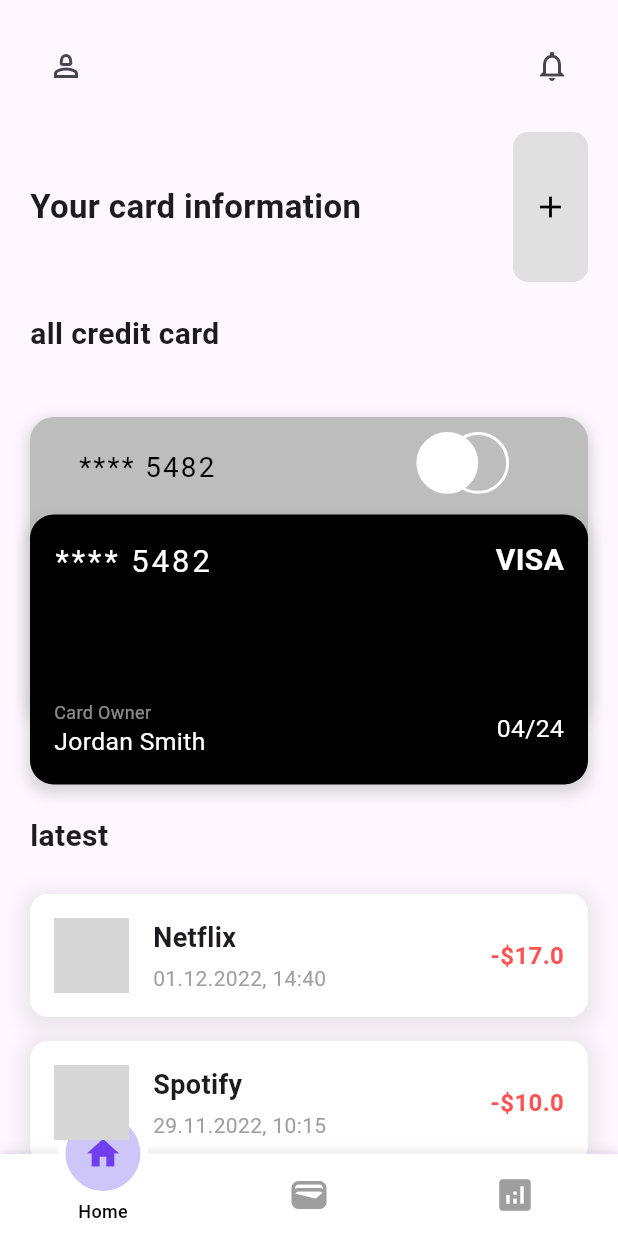
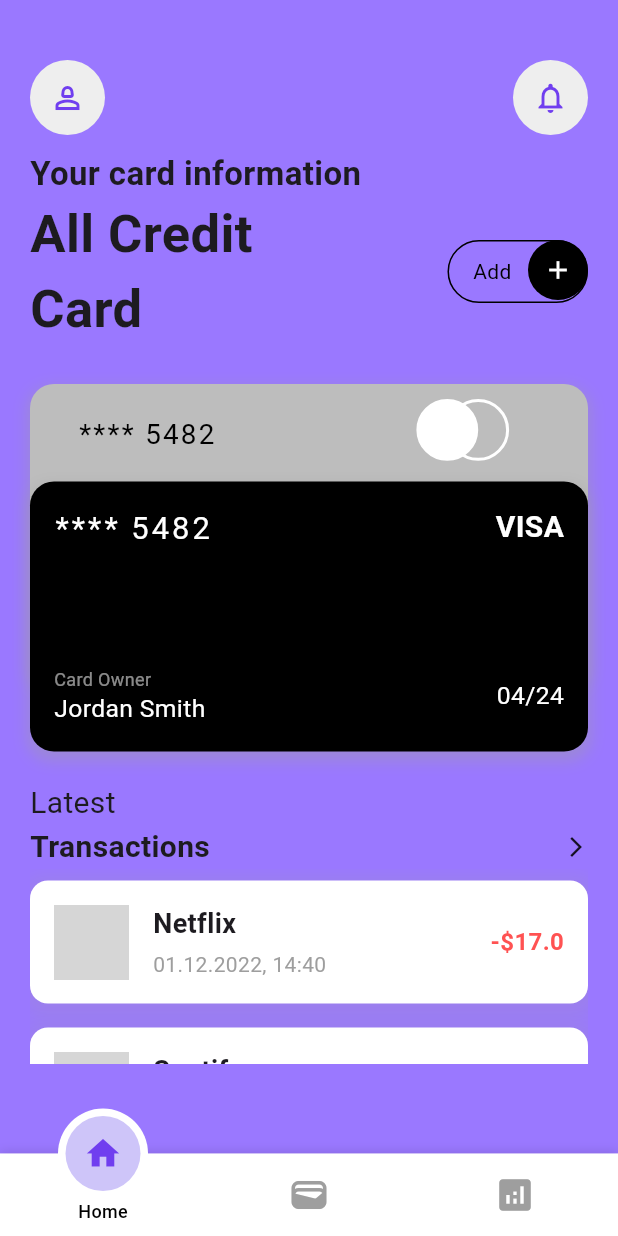
Before and after one commit to myaasiinh/banking_app, a Flutter app: the screen it shows after launch, on a phone screen of 412 x 824 dp. Run offline on Flutter 3.47's test engine with Material 3 defaults, Android fonts, the phone set to English and light mode, and no system bars; drawn by our look-alikes of motion_tab_bar_v2; our stand-ins replace fl_chart; grey boxes are pictures that could not be loaded.

Commit message:
improve all element, but not yet finish in rounder corner in card

```diff
--- a/lib/core/constants/string.dart
+++ b/lib/core/constants/string.dart
@@ -3,44 +3,44 @@ class StringText {
   static const String yourcardinfo =
       'Your card information';
       static const String allcreditcard =
-      'all credit card';
+      'All Credit Card';
       static const String add =
-      'add';
+      'Sdd';
       static const String visa =
-      'visa';
+      'Visa';
       static const String yourcardowner =
-      'your card owner';
+      'Your Card Owner';
       static const String latest =
-      'latest';
+      'Latest';
       static const String transactions =
-      'transactions';
+      'Transactions';
       static const String creditcard =
-      'creditcard';
+      'Credit Card';
       static const String totalbalance =
-      'totalbalance';
+      'Total Balance';
       static const String lastreceipent =
-      'lastreceipent';
+      'Last Receipent';
       static const String sendto =
-      'sendto';
+      'Send To';
       static const String optimizeperformance =
-      'optimizeperformance';
+      'Optimize Performance';
       static const String history =
-      'history';
+      'History';
       static const String income =
-      'income';
+      'Income';
       static const String outcome =
-      'outcome';
+      'Outcome';
            static const String daily =
-      'daily';
+      'Daily';
            static const String weekly =
-      'weekly';
+      'Weekly';
            static const String januari2003 =
       'januari2003';
            static const String februari2003 =
       'februari2003';
            static const String now =
-      'now';
+      'Now';
            static const String usd =
-      'usd';
+      'USD';
 
 }
--- a/lib/features/home/home_screen.dart
+++ b/lib/features/home/home_screen.dart
@@ -1,3 +1,4 @@
+import 'package:banking_app/core/constants/colors.dart';
 import 'package:banking_app/core/constants/string.dart';
 import 'package:flutter/material.dart';
 import 'package:banking_app/core/global_component/flutter_package.dart';
@@ -11,18 +12,19 @@ class HomeScreen extends StatelessWidget {
 
   @override
   Widget build(BuildContext context) {
-    final List<Transaction> transactions = TransactionData.getTransactions(); // Fetching dummy transactions
+    final List<Transaction> transactions =
+        TransactionData.getTransactions(); // Fetching dummy transactions
 
     return BaseWidgetContainer(
+      backgroundColor: ColorUtils.purpleIllusionist,
       actvateScroll: true,
       body: Column(
         crossAxisAlignment: CrossAxisAlignment.start,
         children: [
-          const SizedBox(height: 20),
+          const SizedBox(height: 40),
           _buildHeader(), // Top header
-          const SizedBox(height: 20),
+          const SizedBox(height: 10),
           _buildAfterHeader(),
-          const SizedBox(height: 20),
           _buildCreditCardsSection(), // Section for cards
           const SizedBox(height: 20),
           _buildTransactionsSection(transactions), // Section for transactions
@@ -37,13 +39,33 @@ class HomeScreen extends StatelessWidget {
       child: Row(
         mainAxisAlignment: MainAxisAlignment.spaceBetween,
         children: [
-          IconButton(
+          // Icon with rounded corner container
+          Container(
+            height: 50,
+            width: 50,
+            decoration: BoxDecoration(
+              borderRadius: BorderRadius.circular(30), // Rounded corner
+              color: Colors.grey[200], // Warna background container
+            ),
+            child: IconButton(
               icon: const Icon(Icons.person_2_outlined),
               onPressed: () {},
+              color: ColorUtils.purplishBlue, // Warna icon hitam
             ),
-          IconButton(
+          ),
+          // Icon with rounded corner container
+          Container(
+            height: 50,
+            width: 50,
+            decoration: BoxDecoration(
+              borderRadius: BorderRadius.circular(30), // Rounded corner
+              color: Colors.grey[200], // Warna background container
+            ),
+            child: IconButton(
               icon: const Icon(Icons.notifications_outlined),
+              color: ColorUtils.purplishBlue, // Warna icon hitam
               onPressed: () {},
+            ),
           ),
         ],
       ),
@@ -51,20 +73,39 @@ class HomeScreen extends StatelessWidget {
   }
 
   Widget _buildAfterHeader() {
-    return Padding(padding: EdgeInsets.symmetric(horizontal: 20),
-      child: Row(
-        mainAxisAlignment: MainAxisAlignment.spaceBetween,
+    return Padding(
+      padding: const EdgeInsets.symmetric(horizontal: 20),
+      child: Column(
+        crossAxisAlignment: CrossAxisAlignment.start,
         children: [
           const Text(
             StringText.yourcardinfo,
             style: TextStyle(fontSize: 22, fontWeight: FontWeight.bold),
           ),
+          Row(
+            mainAxisAlignment: MainAxisAlignment.spaceBetween,
+            children: [
+              const SizedBox(
+                width:
+                    150, // Set lebar maksimum teks, jika terlalu panjang akan wrap ke bawah
+                child: Text(
+                  StringText.allcreditcard,
+                  style: TextStyle(
+                    fontSize: 35, // Ubah ukuran teks menjadi lebih besar
+                    fontWeight: FontWeight.bold,
+                  ),
+                  textAlign: TextAlign.left, // Atur agar teks rata kiri
+                  overflow: TextOverflow
+                      .visible, // Biarkan teks melanjutkan ke bawah jika terlalu panjang
+                ),
+              ),
               _buildAddButton(),
+            ],
+          ),
         ],
       ),
     );
   }
-
 
   Widget _buildCreditCardsSection() {
     return const Padding(
@@ -72,11 +113,6 @@ class HomeScreen extends StatelessWidget {
       child: Column(
         crossAxisAlignment: CrossAxisAlignment.start,
         children: [
-          Text(
-           StringText.allcreditcard,
-            style: TextStyle(fontSize: 20, fontWeight: FontWeight.bold),
-          ),
-          SizedBox(height: 16),
           CreditCard(
             cardNumber: '**** 5482',
             owner: 'Jordan Smith',
@@ -93,14 +129,41 @@ class HomeScreen extends StatelessWidget {
       onTap: () {
         // Action when "Add" button is pressed
       },
+      child: Stack(
+        clipBehavior: Clip.none,
+        children: [
+          // Background Button with Text
+          Container(
+            padding: const EdgeInsets.only(
+                left: 16,
+                right: 50,
+                top: 10,
+                bottom: 10), // Added padding to right to prevent overlap
+            decoration: BoxDecoration(
+              borderRadius: BorderRadius.circular(30), // Rounded corner
+              border: Border.all(color: Colors.black), // Outline abu-abu
+              color: Colors.transparent, // Background transparan
+            ),
+            child: const Text(
+              "Add",
+              style: TextStyle(color: Colors.black), // Warna tulisan abu-abu
+            ),
+          ),
+          // Icon with Circle that overlaps but stays aligned
+          Positioned(
+            right: 0, // Align circle icon with button's right edge
+            top: -0, // Slight adjustment to center it vertically
             child: Container(
-        height: 100,
-        width: 50,
-        decoration: BoxDecoration(
-          borderRadius: BorderRadius.circular(10),
-          color: Colors.grey[300],
+              width: 40, // Circular container size
+              height: 40,
+              decoration: const BoxDecoration(
+                shape: BoxShape.circle,
+                color: Colors.black, // Background lingkaran abu-abu
               ),
-        child: const Icon(Icons.add, color: Colors.black),
+              child: const Icon(Icons.add, color: Colors.white, size: 20),
+            ),
+          ),
+        ],
       ),
     );
   }
@@ -113,20 +176,34 @@ class HomeScreen extends StatelessWidget {
         children: [
           const Text(
             StringText.latest,
+            style: TextStyle(fontSize: 20),
+          ),
+          const Row(
+            mainAxisAlignment: MainAxisAlignment.spaceBetween,
+            children: [
+              Text(
+                StringText.transactions,
                 style: TextStyle(fontSize: 20, fontWeight: FontWeight.bold),
               ),
-          const SizedBox(height: 16),
-          Column(
-            children: transactions
-                .map((transaction) => CreditCardCustom(
+              const Icon(Icons.arrow_forward_ios, size: 16),
+            ],
+          ),
+          SizedBox(
+            height: 130, // Tentukan tinggi yang sesuai atau gunakan media query
+            child: ListView.builder(
+              itemCount: transactions.length,
+              itemBuilder: (context, index) {
+                final transaction = transactions[index];
+                return CreditCardCustom(
                   serviceName: transaction.name,
                   dateTime: transaction.date,
                   amount: transaction.nominal > 0
                       ? '+\$${transaction.nominal}'
                       : '-\$${transaction.nominal.abs()}',
                   imageUrl: transaction.iconUrl,
-                    ))
-                .toList(),
+                );
+              },
+            ),
           ),
         ],
       ),
--- a/lib/features/home/widgets/credit_card_widget.dart
+++ b/lib/features/home/widgets/credit_card_widget.dart
@@ -36,7 +36,7 @@ class CreditCard extends StatelessWidget {
       offset: const Offset(0, -25), // Move the back card up
       child: Container(
         height: 200,
-        margin: const EdgeInsets.only(top: 30), // to show part of the back card
+        margin: const EdgeInsets.only(top: 30), // Show part of the back card
         padding: const EdgeInsets.symmetric(horizontal: 16),
         decoration: BoxDecoration(
           color: Colors.grey[400],
@@ -68,8 +68,9 @@ class CreditCard extends StatelessWidget {
             // Position the circles slightly upwards and to the right
             Positioned(
               top: 10, // Adjust this value to move the circles upwards
-              right: 16,
+              right: 16, // Adjust for aligning with the card
               child: Row(
+                mainAxisAlignment: MainAxisAlignment.spaceAround, // Distribute space between circles
                 children: [
                   // First circle
                   Container(
```
Lines whose indentation alone changed are shown as unchanged.
